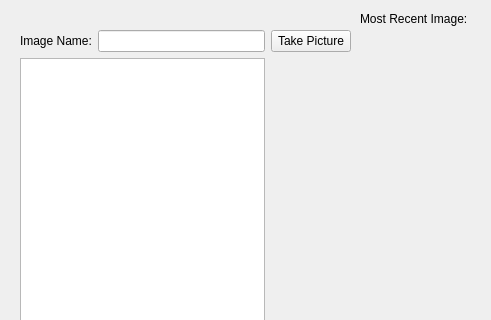
Above: GUI/mainwindow.ui from NPPC-UK/Portable_Imaging_Rig before the change; both pictures show x 0 to 491 and y 0 to 320 of the 999 by 541 pixel window. Below: the same form after it.
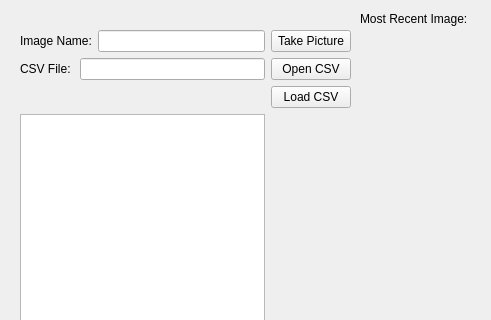
That is the form after the change. Icons and pictures are not drawn.

Commit message: EVERYTHING IS WORKING WELL

What changed in the file:
```diff
--- a/GUI/mainwindow.ui
+++ b/GUI/mainwindow.ui
@@ -24,6 +24,13 @@
      </rect>
     </property>
     <layout class="QGridLayout" name="gridLayout">
+     <item row="1" column="1">
+      <widget class="QPushButton" name="btn_open_csv">
+       <property name="text">
+        <string>Open CSV</string>
+       </property>
+      </widget>
+     </item>
      <item row="0" column="0">
       <layout class="QHBoxLayout" name="horizontalLayout">
        <item>
@@ -45,9 +52,30 @@
        </property>
       </widget>
      </item>
-     <item row="1" column="0">
+     <item row="4" column="0">
       <widget class="QListWidget" name="list_plant_order"/>
      </item>
+     <item row="1" column="0">
+      <layout class="QHBoxLayout" name="horizontalLayout_3">
+       <item>
+        <widget class="QLabel" name="label_3">
+         <property name="text">
+          <string>CSV File: </string>
+         </property>
+        </widget>
+       </item>
+       <item>
+        <widget class="QLineEdit" name="in_csv_file"/>
+       </item>
+      </layout>
+     </item>
+     <item row="2" column="1">
+      <widget class="QPushButton" name="btn_load_csv">
+       <property name="text">
+        <string>Load CSV</string>
+       </property>
+      </widget>
+     </item>
     </layout>
    </widget>
    <widget class="QWidget" name="verticalLayoutWidget">
```
The commit also changes 1 other file.
